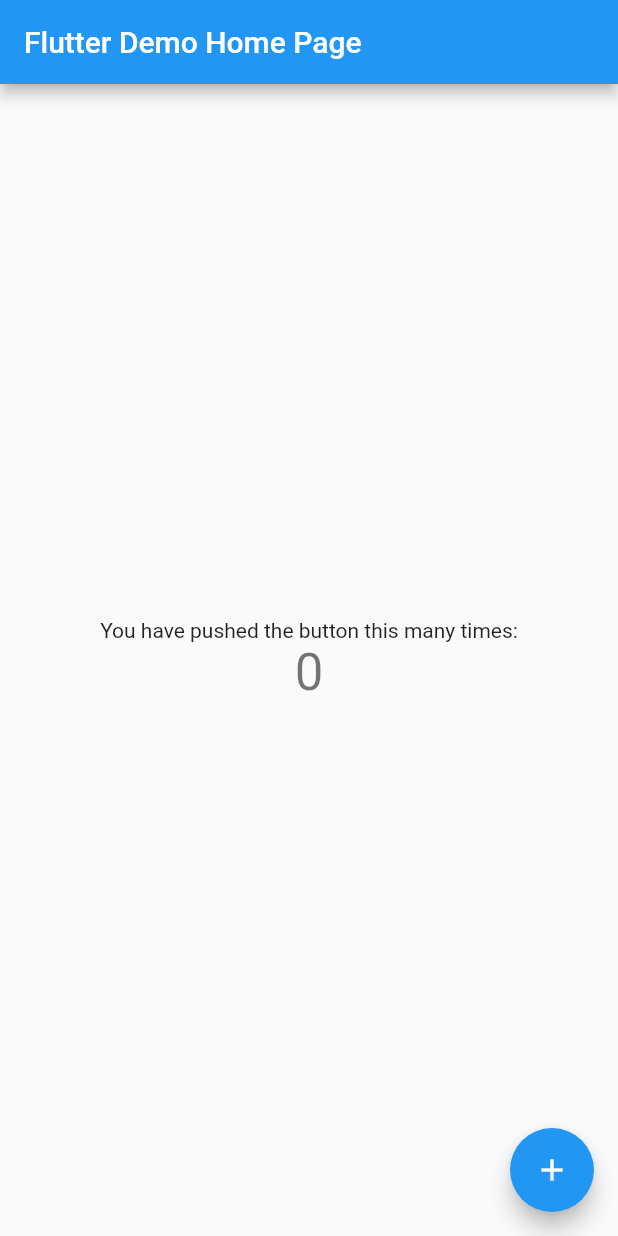
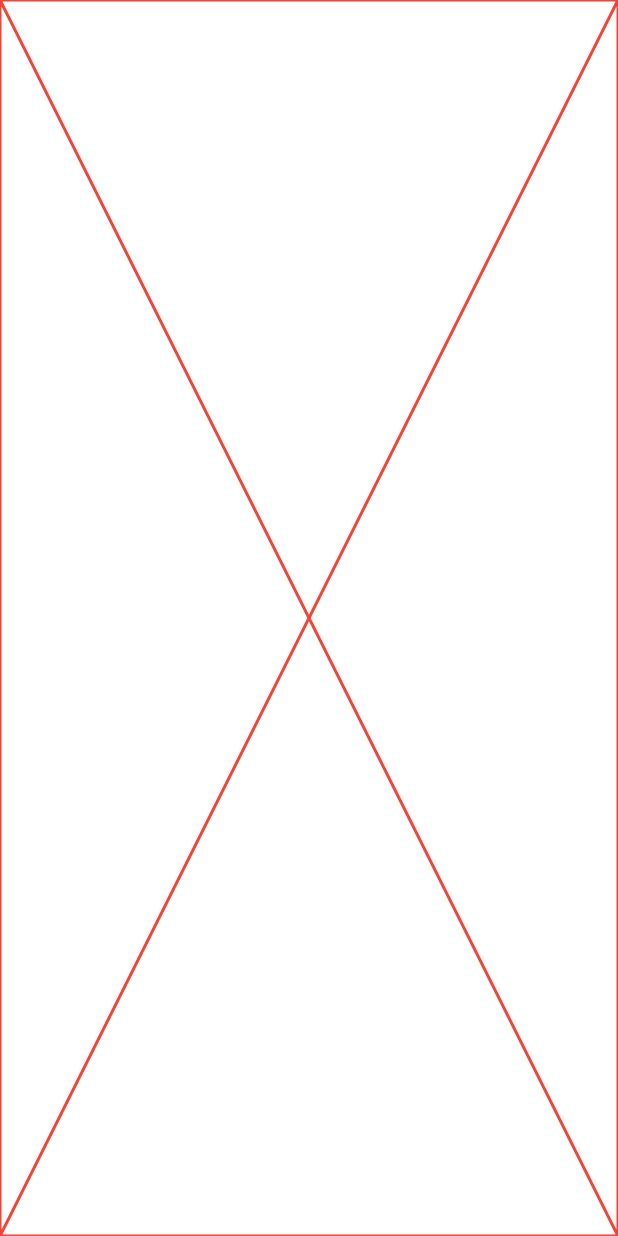
Before and after one commit to Ahmed-Khaled-ibrahem/mokarabia, a Flutter app: the screen it shows after launch, on a phone screen of 412 x 824 dp. Run offline on Flutter 3.47's test engine with Material 2 defaults, Android fonts, the phone set to English and light mode, and no system bars; our stand-ins replace flutter_bloc.

Commit message:
files setup

```diff
--- /dev/null
+++ b/lib/cubit/app_cubit.dart
@@ -0,0 +1,15 @@
+import 'app_states.dart';
+import 'package:flutter_bloc/flutter_bloc.dart';
+
+class AppCubit extends Cubit<AppStates> {
+  AppCubit() : super(AppInitial());
+
+  static AppCubit get(context) => BlocProvider.of(context);
+
+  // String var = " ";
+
+  void setState() {
+    emit(AppSetState());
+  }
+
+}
--- /dev/null
+++ b/lib/cubit/app_states.dart
@@ -0,0 +1,5 @@
+abstract class AppStates {}
+
+class AppInitial extends AppStates {}
+
+class AppSetState extends AppStates {}
--- a/lib/main.dart
+++ b/lib/main.dart
@@ -1,4 +1,6 @@
 import 'package:flutter/material.dart';
+import 'package:mokarabia/view/layout/login/login_screen.dart';
+import 'package:mokarabia/view/resources/theme/app_theme.dart';
 
 void main() {
   runApp(const MyApp());
@@ -11,105 +13,10 @@ class MyApp extends StatelessWidget {
   @override
   Widget build(BuildContext context) {
     return MaterialApp(
-      title: 'Flutter Demo',
-      theme: ThemeData(
-        // This is the theme of your application.
-        //
-        // Try running your application with "flutter run". You'll see the
-        // application has a blue toolbar. Then, without quitting the app, try
-        // changing the primarySwatch below to Colors.green and then invoke
-        // "hot reload" (press "r" in the console where you ran "flutter run",
-        // or simply save your changes to "hot reload" in a Flutter IDE).
-        // Notice that the counter didn't reset back to zero; the application
-        // is not restarted.
-        primarySwatch: Colors.blue,
-      ),
-      home: const MyHomePage(title: 'Flutter Demo Home Page'),
+      title: 'Mokarabia',
+      debugShowCheckedModeBanner: false,
+      theme: appTheme,
+      home: const LoginScreen(),
     );
   }
 }
-
-class MyHomePage extends StatefulWidget {
-  const MyHomePage({super.key, required this.title});
-
-  // This widget is the home page of your application. It is stateful, meaning
-  // that it has a State object (defined below) that contains fields that affect
-  // how it looks.
-
-  // This class is the configuration for the state. It holds the values (in this
-  // case the title) provided by the parent (in this case the App widget) and
-  // used by the build method of the State. Fields in a Widget subclass are
-  // always marked "final".
-
-  final String title;
-
-  @override
-  State<MyHomePage> createState() => _MyHomePageState();
-}
-
-class _MyHomePageState extends State<MyHomePage> {
-  int _counter = 0;
-
-  void _incrementCounter() {
-    setState(() {
-      // This call to setState tells the Flutter framework that something has
-      // changed in this State, which causes it to rerun the build method below
-      // so that the display can reflect the updated values. If we changed
-      // _counter without calling setState(), then the build method would not be
-      // called again, and so nothing would appear to happen.
-      _counter++;
-    });
-  }
-
-  @override
-  Widget build(BuildContext context) {
-    // This method is rerun every time setState is called, for instance as done
-    // by the _incrementCounter method above.
-    //
-    // The Flutter framework has been optimized to make rerunning build methods
-    // fast, so that you can just rebuild anything that needs updating rather
-    // than having to individually change instances of widgets.
-    return Scaffold(
-      appBar: AppBar(
-        // Here we take the value from the MyHomePage object that was created by
-        // the App.build method, and use it to set our appbar title.
-        title: Text(widget.title),
-      ),
-      body: Center(
-        // Center is a layout widget. It takes a single child and positions it
-        // in the middle of the parent.
-        child: Column(
-          // Column is also a layout widget. It takes a list of children and
-          // arranges them vertically. By default, it sizes itself to fit its
-          // children horizontally, and tries to be as tall as its parent.
-          //
-          // Invoke "debug painting" (press "p" in the console, choose the
-          // "Toggle Debug Paint" action from the Flutter Inspector in Android
-          // Studio, or the "Toggle Debug Paint" command in Visual Studio Code)
-          // to see the wireframe for each widget.
-          //
-          // Column has various properties to control how it sizes itself and
-          // how it positions its children. Here we use mainAxisAlignment to
-          // center the children vertically; the main axis here is the vertical
-          // axis because Columns are vertical (the cross axis would be
-          // horizontal).
-          mainAxisAlignment: MainAxisAlignment.center,
-          children: <Widget>[
-            const Text(
-              'You have pushed the button this many times:',
-            ),
-            Text(
-              '$_counter',
-              style: Theme.of(context).textTheme.headlineMedium,
-            ),
-          ],
-        ),
-      ),
-      floatingActionButton: FloatingActionButton(
-        onPressed: _incrementCounter,
-        tooltip: 'Increment',
-        child: const Icon(Icons.add),
-      ), // This trailing comma makes auto-formatting nicer for build methods.
-    );
-  }
-}
--- /dev/null
+++ b/lib/view/layout/login/login_screen.dart
@@ -0,0 +1,10 @@
+import 'package:flutter/material.dart';
+
+class LoginScreen extends StatelessWidget {
+  const LoginScreen({Key? key}) : super(key: key);
+
+  @override
+  Widget build(BuildContext context) {
+    return const Placeholder(color: Colors.red,);
+  }
+}
--- /dev/null
+++ b/lib/view/resources/theme/app_theme.dart
@@ -0,0 +1,6 @@
+import 'package:flutter/material.dart';
+
+ThemeData appTheme = ThemeData(
+primarySwatch: Colors.blue,
+  useMaterial3: true
+);
--- a/pubspec.yaml
+++ b/pubspec.yaml
@@ -35,6 +35,7 @@ dependencies:
   # The following adds the Cupertino Icons font to your application.
   # Use with the CupertinoIcons class for iOS style icons.
   cupertino_icons: ^1.0.2
+  flutter_bloc: ^7.2.0
 
 dev_dependencies:
   flutter_test:
```
Also changed, not shown: pubspec.lock, 1 other file.
